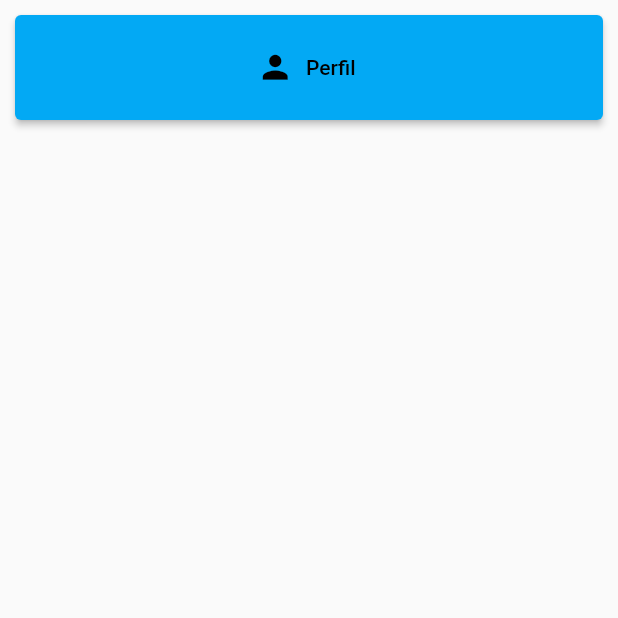
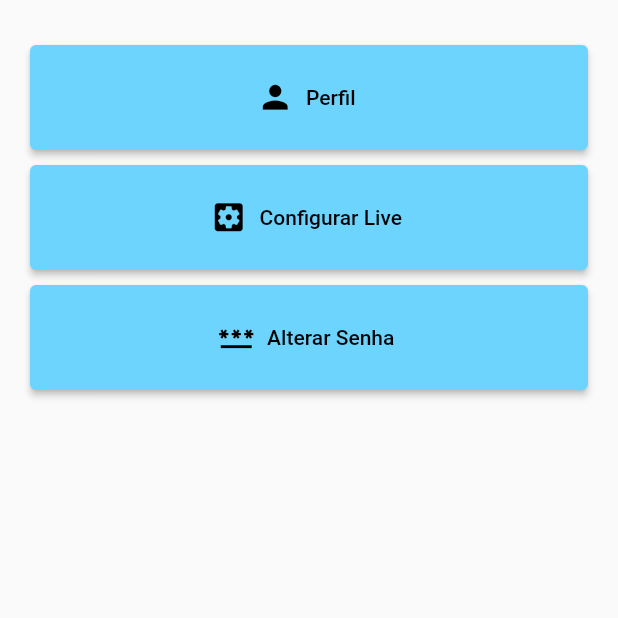
Before and after one commit to GuuilhermeR/igreja_app, a Flutter app: the ConfigurationPage screen opened directly, on a phone screen of 412 x 824 dp, the top half of it. Run offline on Flutter 3.47's test engine with Material 2 defaults, Android fonts, the phone set to English and light mode, and no system bars; our stand-ins replace flutter_modular, fluttertoast, lottie, reactive_forms, shared_preferences, youtube_player_flutter; accounts and stored records are empty.

Commit message:
Ajustes tela de config.

```diff
--- a/lib/pages/configuration/configuration.dart
+++ b/lib/pages/configuration/configuration.dart
@@ -16,18 +16,32 @@ class _ConfigurationPageState extends State<ConfigurationPage> {
   @override
   Widget build(BuildContext context) {
     return Scaffold(
-      body: SizedBox(
-        height: 80,
-        width: 600,
-        child: Padding(
-          padding: const EdgeInsets.fromLTRB(10, 10, 10, 0),
-          child: ElevatedButton.icon(
-            onPressed: () {},
-            icon: const Icon(Icons.person, size: 25),
-            label: const Text("Perfil"),
-          ),
-        ),
+      body: Padding(
+        padding: const EdgeInsets.fromLTRB(10, 20, 10, 20),
+        child: ListView(children: <Widget>[
+          botaoConfig(const Text("Perfil"), const Icon(Icons.person, size: 25)),
+          botaoConfig(const Text("Configurar Live"),
+              const Icon(Icons.settings_applications, size: 25)),
+          botaoConfig(const Text("Alterar Senha"),
+              const Icon(Icons.password, size: 25)),
+        ]),
       ),
     );
   }
 }
+
+SizedBox botaoConfig(Text nomeBotao, Icon icon) {
+  return SizedBox(
+    height: 80,
+    width: 600,
+    child: Padding(
+      padding: const EdgeInsets.fromLTRB(10, 10, 10, 0),
+      child: ElevatedButton.icon(
+          onPressed: () {},
+          icon: icon,
+          label: nomeBotao,
+          style: TextButton.styleFrom(
+              backgroundColor: const Color.fromARGB(255, 108, 212, 253))),
+    ),
+  );
+}
--- a/lib/pages/home/home.dart
+++ b/lib/pages/home/home.dart
@@ -42,6 +42,7 @@ class _HomePageState extends State<HomePage> {
       appBar: AppBar(
         title: const Text('CELE - Jaraguá do Sul'),
         centerTitle: true,
+        toolbarHeight: 30,
       ),
       body: Center(
         child: _widgetOptions.elementAt(_selectedIndex),
```
Also changed, not shown: lib/main.dart (+6 -7 lines), lib/pages/live/live.dart (+15 -13 lines).
